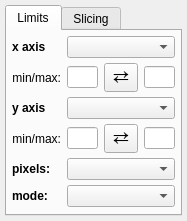
Qt form glue/viewers/image/qt/options_widget.ui (glue-viz/glue) before a commit.
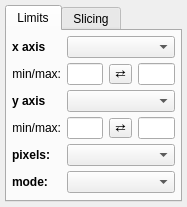
The same form after that commit.

Commit message: Remove explicit font sizes from .ui files

```diff
--- a/glue/viewers/image/qt/options_widget.ui
+++ b/glue/viewers/image/qt/options_widget.ui
@@ -41,11 +41,6 @@
        </item>
        <item row="1" column="3">
         <widget class="QToolButton" name="button_flip_x">
-         <property name="font">
-          <font>
-           <pointsize>14</pointsize>
-          </font>
-         </property>
          <property name="styleSheet">
           <string notr="true">padding: 0px</string>
          </property>
@@ -144,11 +139,6 @@
        </item>
        <item row="3" column="3">
         <widget class="QToolButton" name="button_flip_y">
-         <property name="font">
-          <font>
-           <pointsize>14</pointsize>
-          </font>
-         </property>
          <property name="styleSheet">
           <string notr="true">padding: 0px</string>
          </property>
```
The commit also changes 3 other files.
